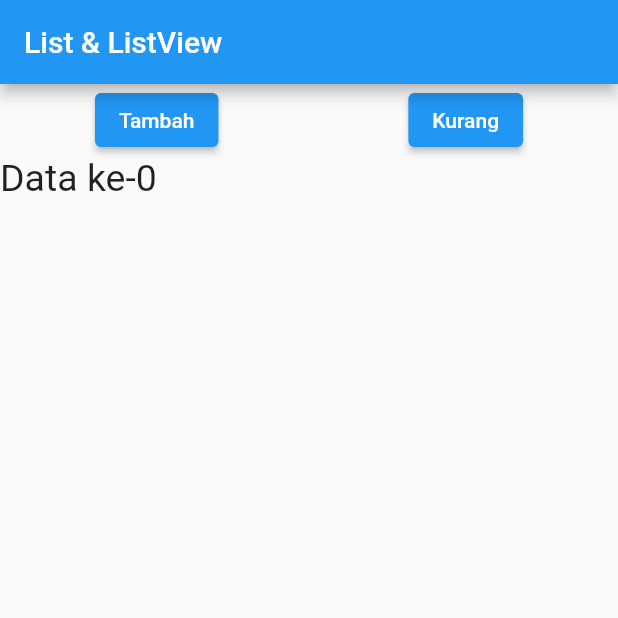
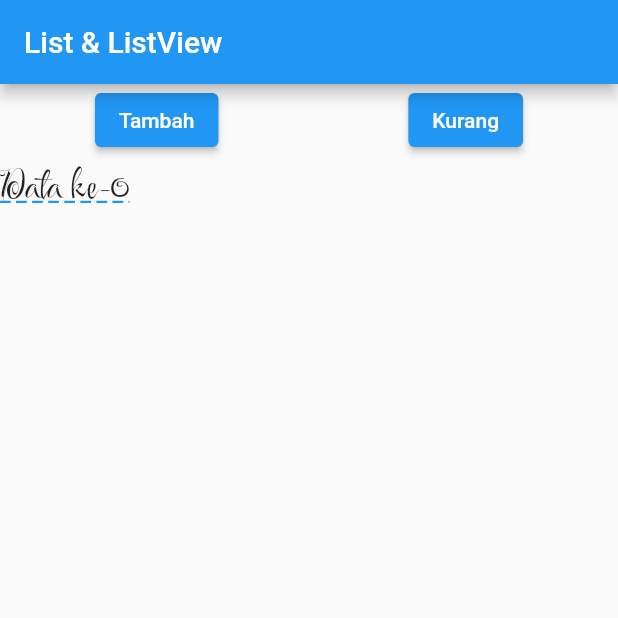
Before and after one commit to adityaramadhani050/belajar-flutter, a Flutter app: the screen it shows after launch, after a tap on "Tambah", on a phone screen of 412 x 824 dp, the top half of it. Run offline on Flutter 3.47's test engine with Material 2 defaults, Android fonts, the phone set to English and light mode, and no system bars.

Commit message:
TextStyle add font family and decoration

```diff
--- a/my_tutorial_application/lib/main.dart
+++ b/my_tutorial_application/lib/main.dart
@@ -51,7 +51,14 @@ class _MyAppState extends State<MyApp> {
                 itemBuilder: (context, index) {
                   return Text(
                     'Data ke-$index',
-                    style: const TextStyle(fontSize: 25),
+                    style: const TextStyle(
+                      fontSize: 25,
+                      fontFamily: "Festive",
+                      decoration: TextDecoration.underline,
+                      decorationStyle: TextDecorationStyle.dashed,
+                      decorationThickness: 3,
+                      decorationColor: Colors.blue,
+                    ),
                   );
                 },
               ),
```
Also changed, not shown: my_tutorial_application/pubspec.yaml (+5 -7 lines), my_tutorial_application/fonts/Festive-Regular.ttf (added).
